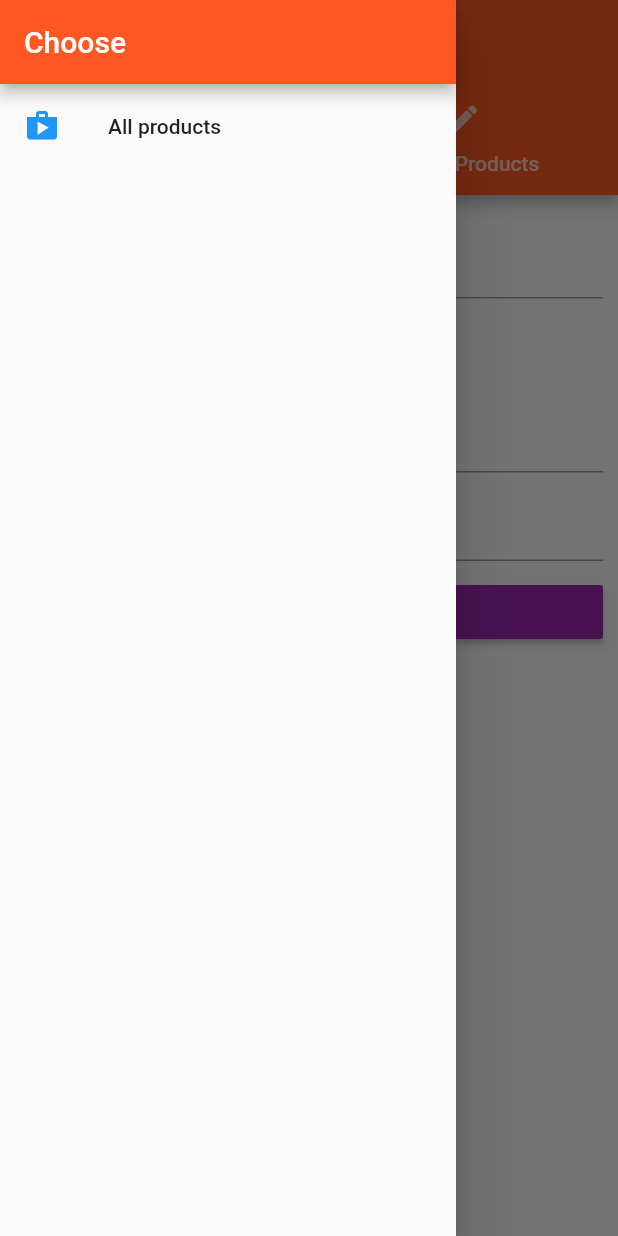
After one commit to hadibtf/FlutterBestPractice, a Flutter app: the ProductsAdminPage screen opened by its route, with the side drawer open, on a phone screen of 412 x 824 dp. The commit adds this screen. Run offline on Flutter 3.47's test engine with Material 2 defaults, Android fonts, the phone set to English and light mode, and no system bars.

Commit message:
What's New:
Changelog:
Broke down SideBar To its own custom widget.
Cleaned up code in AuthPage, ProductsPage, ManageProductsPage, and CreateProductsPage.

Signed-off-by: hadibastanfar <98bastanfar@gmail.com>

```diff
--- a/lib/pages/products_admin.dart
+++ b/lib/pages/products_admin.dart
@@ -2,6 +2,7 @@ import 'package:flutter/material.dart';
 
 import './products_create.dart';
 import './products_list.dart';
+import '../widgets/ui_elements/side_drawer.dart';
 
 class ProductsAdminPage extends StatelessWidget {
   final Function addProduct;
@@ -14,21 +15,7 @@ class ProductsAdminPage extends StatelessWidget {
     return new DefaultTabController(
       length: 2,
       child: new Scaffold(
-        drawer: new Drawer(
-          child: new Column(
-            children: <Widget>[
-              new AppBar(
-                automaticallyImplyLeading: false,
-                title: new Text("Choose"),
-              ),
-              new ListTile(
-                leading: Icon(Icons.shop,color: Colors.blue,),
-                title: new Text("All Products"),
-                onTap: () => Navigator.pushReplacementNamed(context, "/products"),
-              ),
-            ],
-          ),
-        ),
+        drawer: _buildSideDrawer(),
         appBar: new AppBar(
           title: new Text('Manage Products'),
           bottom: new TabBar(tabs: <Widget>[
@@ -53,4 +40,14 @@ class ProductsAdminPage extends StatelessWidget {
       ),
     );
   }
+
+  Widget _buildSideDrawer() {
+    return SideDrawer(
+      drawerTitleText: 'Choose',
+      listTileText: 'All products',
+      listTileIcon: Icons.shop,
+      listTileIconColor: Colors.blue,
+      routeName: '/products',
+    );
+  }
 }
--- a/lib/pages/products_create.dart
+++ b/lib/pages/products_create.dart
@@ -22,38 +22,24 @@ class _ProductCreatePageState extends State<ProductsCreatePage> {
       margin: EdgeInsets.all(10.0),
       child: new ListView(
         children: <Widget>[
-          new TextField(
-            decoration: new InputDecoration(labelText: "Product Title"),
-            onChanged: (String value) {
-              setState(() {
-                _titleValue = value;
-              });
-            },
+          _buildTitleTextField(),
+          _buildDescriptionTextField(),
+          _buildPriceTextField(),
+          new SizedBox(
+            height: 10.0,
           ),
-          new TextField(
-            decoration: new InputDecoration(labelText: "Product Description"),
-            maxLines: 4,
-            onChanged: (String value) {
-              setState(() {
-                _descriptionValue = value;
-              });
-            },
-          ),
-          new TextField(
-            decoration: new InputDecoration(labelText: "Product Price"),
-            keyboardType: TextInputType.number,
-            onChanged: (String value) {
-              setState(() {
-                _priceValue = double.parse(value);
-              });
-            },
-          ),
-          new SizedBox(height: 10.0,),
           new RaisedButton(
             color: Theme.of(context).accentColor,
             textColor: Colors.white,
             child: new Text("Create"),
-            onPressed: () {
+            onPressed: _submitForm,
+          )
+        ],
+      ),
+    );
+  }
+
+  void _submitForm() {
     final Map<String, dynamic> product = {
       'title': _titleValue,
       'description': _descriptionValue,
@@ -62,10 +48,46 @@ class _ProductCreatePageState extends State<ProductsCreatePage> {
     };
     widget.addProduct(product);
     Navigator.pushReplacementNamed(context, "/products");
+  }
+
+  Widget _buildTitleTextField() {
+    return new TextField(
+      decoration: new InputDecoration(labelText: "Product Title"),
+      onChanged: (String value) {
+        setState(
+          () {
+            _titleValue = value;
           },
-          )
-        ],
-      ),
+        );
+      },
+    );
+  }
+
+  Widget _buildDescriptionTextField() {
+    return new TextField(
+      decoration: new InputDecoration(labelText: "Product Description"),
+      maxLines: 4,
+      onChanged: (String value) {
+        setState(
+          () {
+            _descriptionValue = value;
+          },
+        );
+      },
+    );
+  }
+
+  Widget _buildPriceTextField() {
+    return new TextField(
+      decoration: new InputDecoration(labelText: "Product Price"),
+      keyboardType: TextInputType.number,
+      onChanged: (String value) {
+        setState(
+          () {
+            _priceValue = double.parse(value);
+          },
+        );
+      },
     );
   }
 }
--- /dev/null
+++ b/lib/widgets/ui_elements/side_drawer.dart
@@ -0,0 +1,39 @@
+import 'package:flutter/material.dart';
+
+class SideDrawer extends StatelessWidget {
+  final String drawerTitleText;
+  final String listTileText;
+  final String routeName;
+
+  final IconData listTileIcon;
+  final Color listTileIconColor;
+
+  SideDrawer(
+      {this.drawerTitleText,
+      this.listTileText,
+      this.routeName,
+      this.listTileIcon,
+      this.listTileIconColor});
+
+  @override
+  Widget build(BuildContext context) {
+    return Drawer(
+      child: new Column(
+        children: <Widget>[
+          new AppBar(
+            automaticallyImplyLeading: false,
+            title: new Text(drawerTitleText),
+          ),
+          new ListTile(
+            leading: Icon(
+              listTileIcon,
+              color: listTileIconColor,
+            ),
+            title: new Text(listTileText),
+            onTap: () => Navigator.pushReplacementNamed(context, routeName),
+          ),
+        ],
+      ),
+    );
+  }
+}
```
Also changed, not shown: lib/pages/auth.dart (+55 -37 lines), lib/pages/products.dart (+12 -21 lines). Lines whose indentation alone changed are shown as unchanged.
